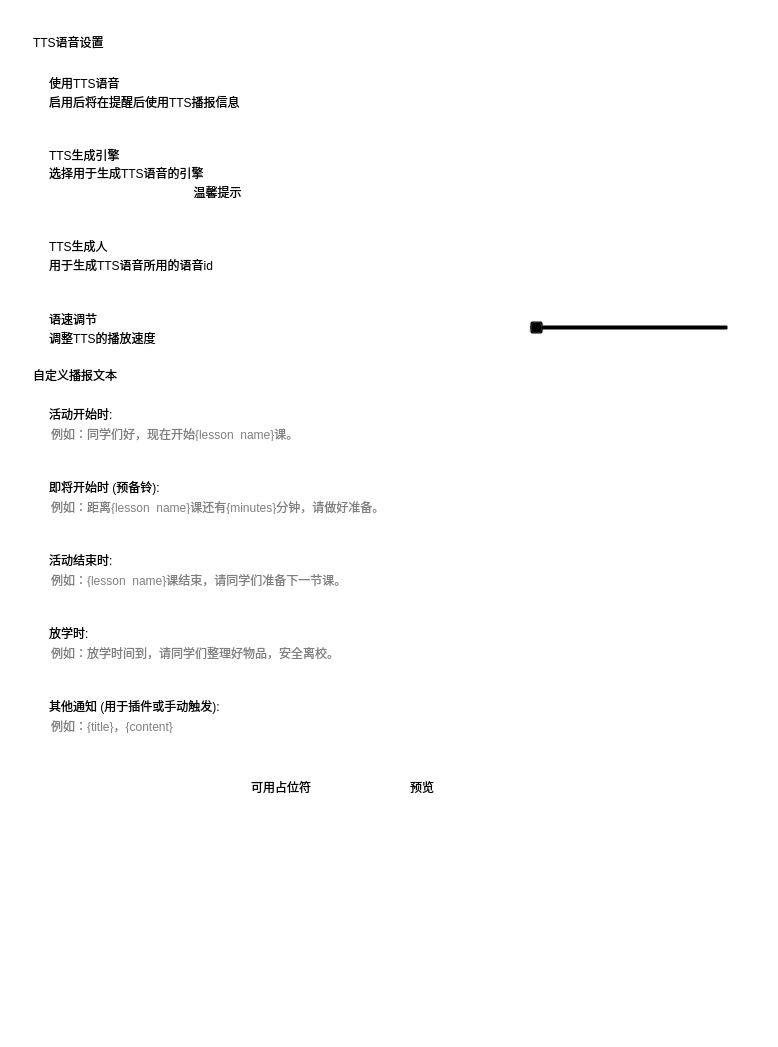
First picture: the form in view/menu/tts_settings.ui, repository baiyao105/Class-Widgets, before the edit.
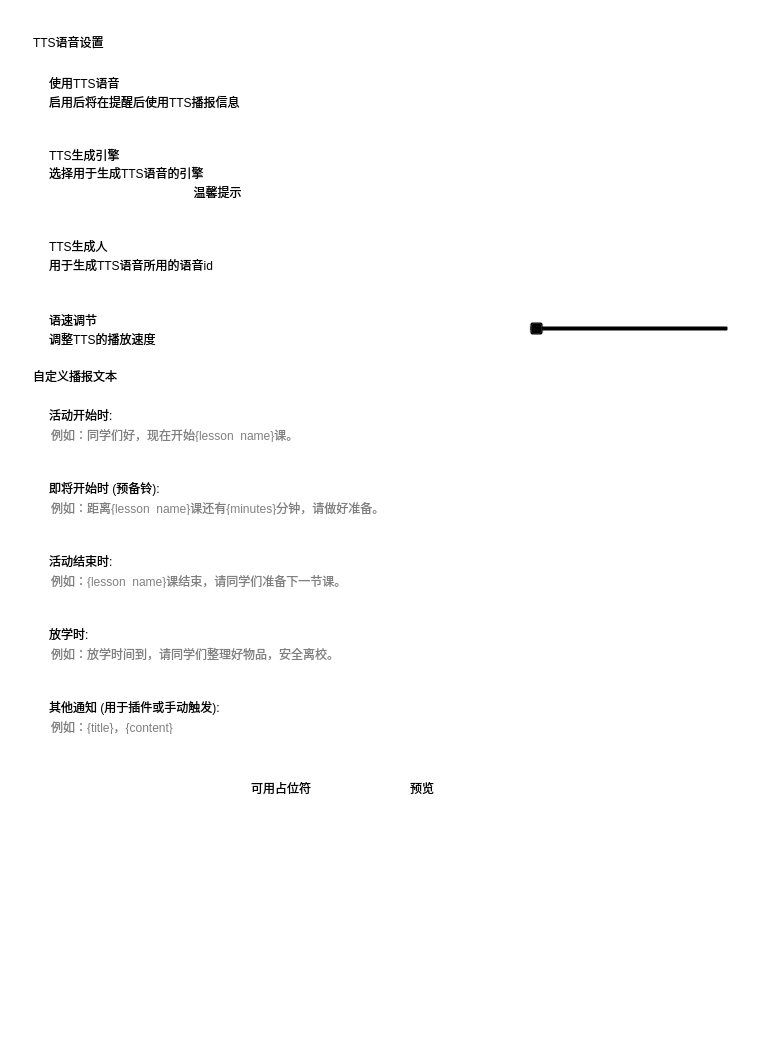
Second picture: the form after the edit. Custom widgets are drawn as their Qt base class.

Commit message: fix: 消失的异步加载(?

```diff
--- a/view/menu/tts_settings.ui
+++ b/view/menu/tts_settings.ui
@@ -320,6 +320,22 @@
                </layout>
               </widget>
              </item>
+             <item>
+              <spacer name="verticalSpacer_for_note_2">
+               <property name="orientation">
+                <enum>Qt::Vertical</enum>
+               </property>
+               <property name="sizeType">
+                <enum>QSizePolicy::Fixed</enum>
+               </property>
+               <property name="sizeHint" stdset="0">
+                <size>
+                 <width>20</width>
+                 <height>1</height>
+                </size>
+               </property>
+              </spacer>
+             </item>
              <item>
               <widget class="CardWidget" name="CardWidget_7">
                <property name="minimumSize">
```
The commit also changes 2 other files.
